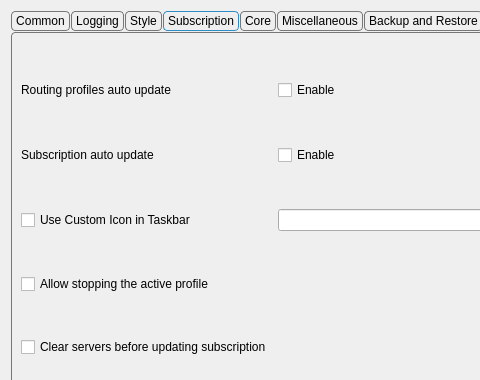
Old version of the form include/ui/setting/dialog_basic_settings.ui in the repository Alukkart/Throne; both pictures show x 0 to 480 and y 0 to 380 of the 925 by 634 pixel window.
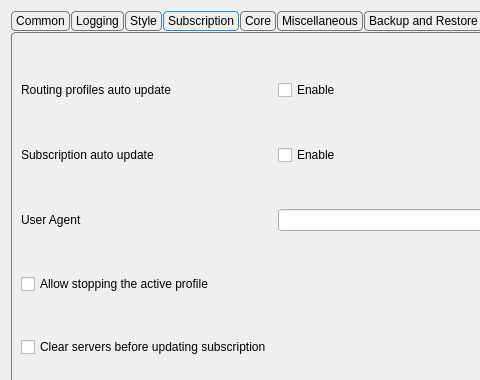
New version of the form. The open tabs and pages were chosen to show the change. Custom widgets are drawn as their Qt base class.

What changed in the file:
```diff
--- a/include/ui/setting/dialog_basic_settings.ui
+++ b/include/ui/setting/dialog_basic_settings.ui
@@ -875,12 +875,9 @@
         </widget>
        </item>
              <item row="2" column="0">
-              <widget class="QCheckBox" name="custom_icon_in_dock">
-               <property name="toolTip">
-                <string>When enabled, the dock/taskbar icon follows the current connection status. When disabled, it always shows the Throne icon</string>
-               </property>
+          <widget class="QLabel" name="label_4">
                <property name="text">
-                <string>Use Custom Icon in Taskbar</string>
+                  <string>User Agent</string>
                </property>
               </widget>
              </item>
```
Lines whose indentation alone changed are shown as unchanged.
